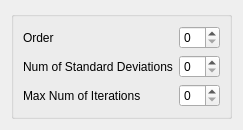
Qt form ui/Polyfit.ui (tthatcher95/PyHAT_Point_Spectra_GUI) before a commit.
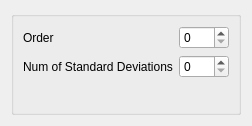
The same form after that commit.

Commit message:
Remove number of iterations from Polyfit
Mostly to make it compatible with PyHAT master without requiring any changes. # of iterations is not a super important parameter.

Diff of the .ui file:
```diff
--- a/ui/Polyfit.ui
+++ b/ui/Polyfit.ui
@@ -2,12 +2,20 @@
 <ui version="4.0">
  <class>Form</class>
  <widget class="QWidget" name="Form">
+  <property name="geometry">
+   <rect>
+    <x>0</x>
+    <y>0</y>
+    <width>252</width>
+    <height>126</height>
+   </rect>
+  </property>
   <property name="windowTitle">
    <string>Form</string>
   </property>
   <layout class="QVBoxLayout" name="verticalLayout">
    <item>
-    <widget class="QGroupBox" name="">
+    <widget class="QGroupBox" name="groupBox">
      <layout class="QFormLayout" name="formLayout_2">
       <property name="fieldGrowthPolicy">
        <enum>QFormLayout::AllNonFixedFieldsGrow</enum>
@@ -32,16 +40,6 @@
       <item row="1" column="1">
        <widget class="QSpinBox" name="numOfStandardDeviationsSpinBox"/>
       </item>
-      <item row="2" column="0">
-       <widget class="QLabel" name="maxNumOfIterationsLabel">
-        <property name="text">
-         <string>Max Num of Iterations</string>
-        </property>
-       </widget>
-      </item>
-      <item row="2" column="1">
-       <widget class="QSpinBox" name="maxNumOfIterationsSpinBox"/>
-      </item>
      </layout>
     </widget>
    </item>
```
The commit also changes 2 other files.
